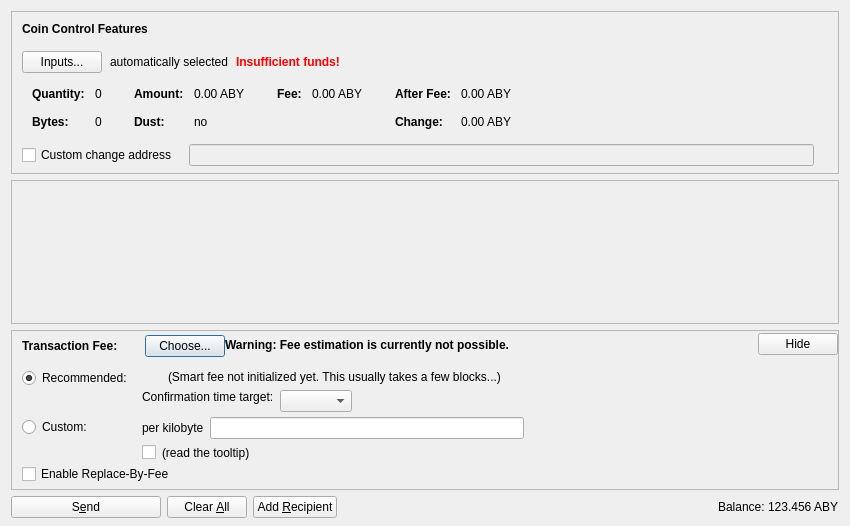
Above: src/qt/forms/sendcoinsdialog.ui from AppleByteMe/AppleByte before the change. Below: the same form after it.
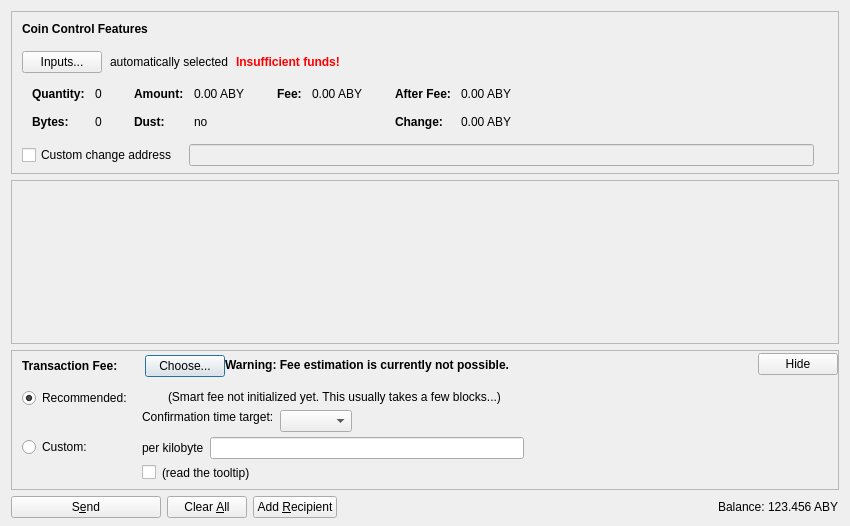
That is the form after the change. Icons and pictures are not drawn. Custom widgets are drawn as their Qt base class.

Commit message: Disable RBF by default

What changed in the file:
```diff
--- a/src/qt/forms/sendcoinsdialog.ui
+++ b/src/qt/forms/sendcoinsdialog.ui
@@ -1105,16 +1105,6 @@
              </item>
             </layout>
            </item>
-           <item>
-            <widget class="QCheckBox" name="optInRBF">
-             <property name="text">
-              <string>Enable Replace-By-Fee</string>
-             </property>
-             <property name="toolTip">
-              <string>With Replace-By-Fee (BIP-125) you can increase a transaction's fee after it is sent. Without this, a higher fee may be recommended to compensate for increased transaction delay risk.</string>
-             </property>
-            </widget>
-           </item>
           </layout>
          </widget>
         </item>
```
The commit also changes 2 other files.
